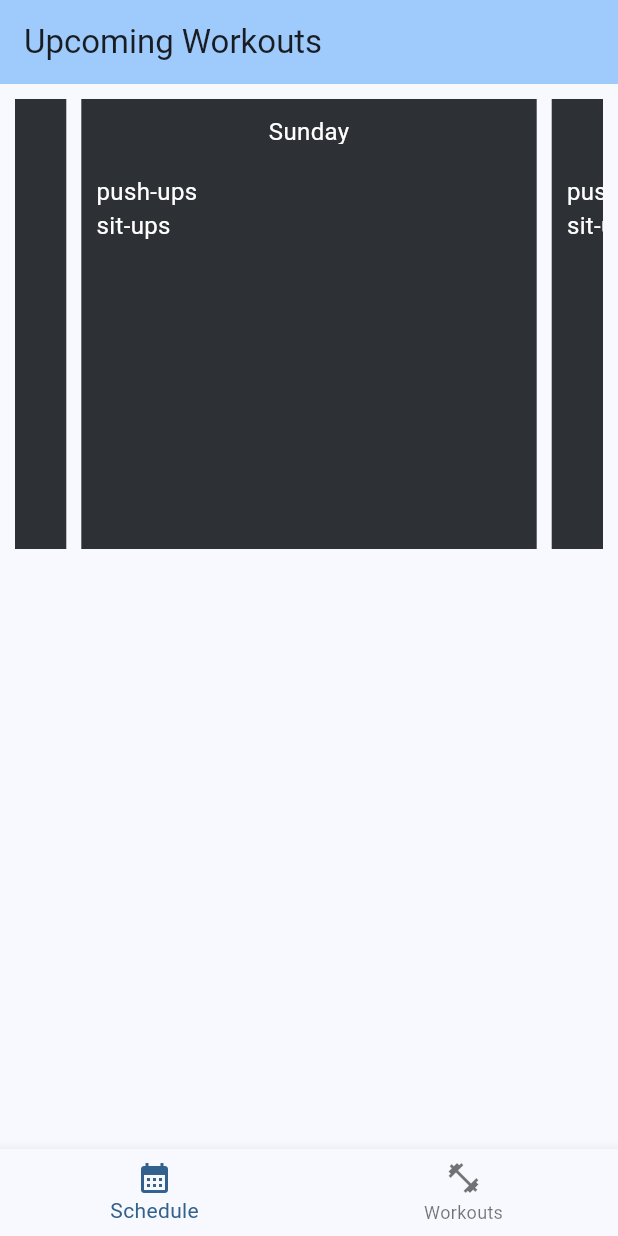
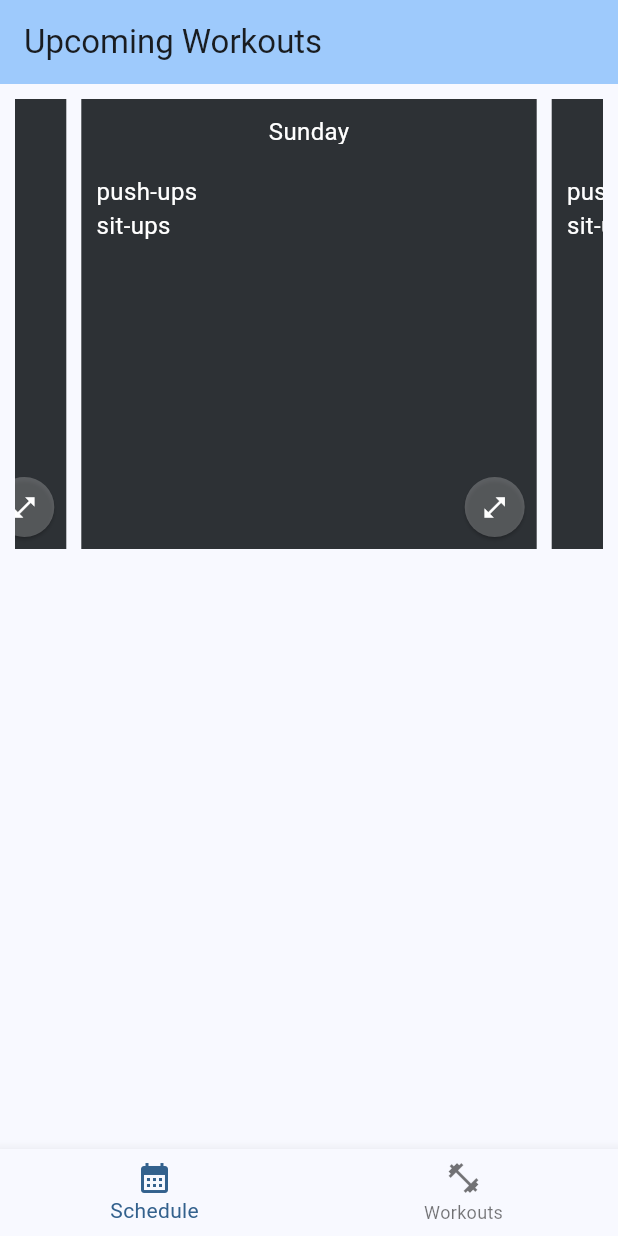
Before and after one commit to ColeWhaley1/Outwork, a Flutter app: the screen it shows after launch, on a phone screen of 412 x 824 dp. Run offline on Flutter 3.47's test engine with Material 3 defaults, Android fonts, the phone set to English and light mode, and no system bars; drawn by our look-alikes of carousel_slider.

Commit message:
add expand button, no functionality yet

```diff
--- a/lib/pages/schedule/schedule.dart
+++ b/lib/pages/schedule/schedule.dart
@@ -21,7 +21,12 @@ class _ScheduleState extends State<Schedule> {
         backgroundColor: Theme.of(context).colorScheme.inversePrimary,
         title: Text(widget.title),
       ),
-      body: const Expanded(child: ThisWeekSchedule()),
+      body: const Flex(
+        direction: Axis.horizontal,
+        children: [
+          Expanded(child: ThisWeekSchedule()),
+        ],
+      ),
     );
   }
 }
@@ -138,6 +143,34 @@ class _DayScheduleCardState extends State<DayScheduleCard> {
             child: WorkoutInfo(deck: widget.dayInfo.deck),
           ),
         ),
+        Padding(
+          padding: const EdgeInsets.all(8.0),
+          child: Row(
+            mainAxisAlignment: MainAxisAlignment.end,
+            children: [
+              Container(
+                height: 40.0,
+                width: 40.0,
+                child: ElevatedButton(
+                  onPressed: () {
+                    // expand widget to full screen
+                    return;
+                  },
+                  style: ElevatedButton.styleFrom(
+                    padding: EdgeInsets.zero,
+                    backgroundColor: const Color.fromARGB(60, 255, 255, 255),
+                  ),
+                  child: const Center(
+                    child: Icon(
+                      Icons.open_in_full,
+                      color: Colors.white,
+                    ),
+                  ),
+                ),
+              ),
+            ],
+          ),
+        )
       ],
     );
   }
```
